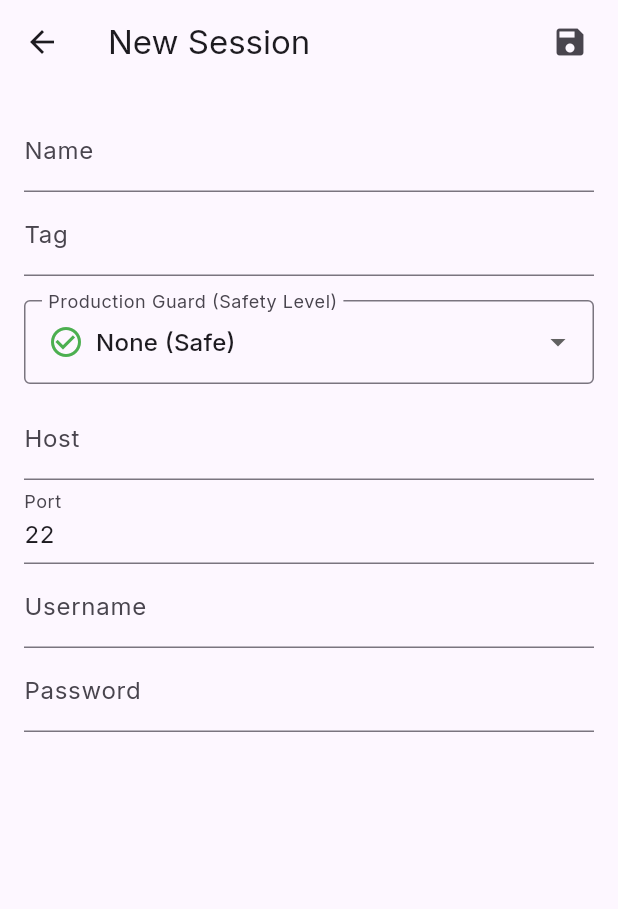
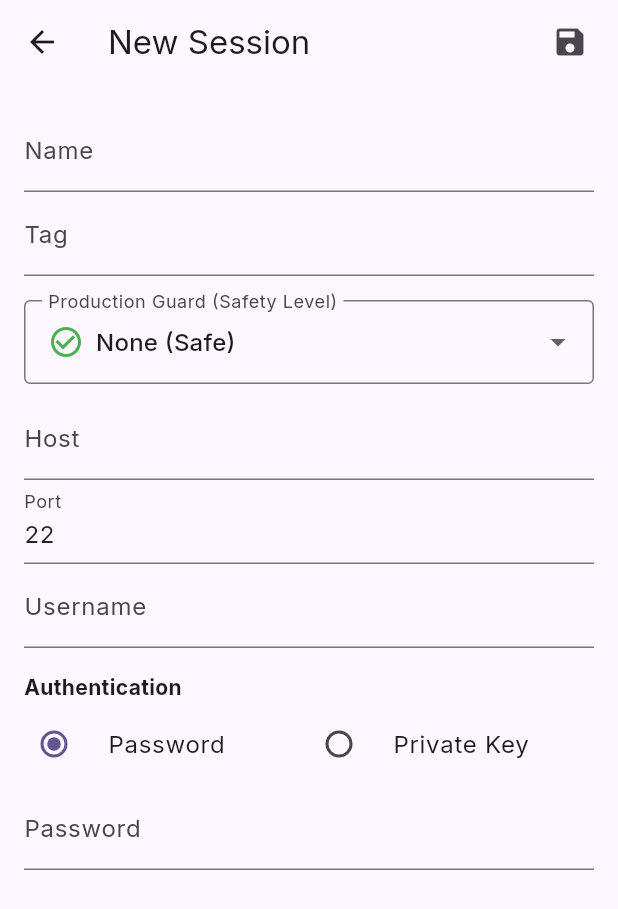
Before and after one commit to parkjangwon/anter, a Flutter app: the SessionEditorScreen screen opened directly, on a phone screen of 412 x 824 dp. Shown: the top 909 px of the screen. Run offline on Flutter 3.47's test engine with Material 3 defaults, Android fonts, the light colour scheme and no system bars; our stand-ins replace drift, file_picker, flutter_highlight, flutter_riverpod, google_fonts, google_generative_ai and 4 more; missing offline and left inert: charset_converter, dartssh2, flutter_pty, highlight, window_manager, xterm; accounts and stored records are empty; generated files the repository leaves out were written again.

Commit message:
feat: 세션 편집기 개인 키 인증 옵션

```diff
--- a/lib/src/features/session/presentation/session_editor_screen.dart
+++ b/lib/src/features/session/presentation/session_editor_screen.dart
@@ -25,6 +25,10 @@ class _SessionEditorScreenState extends ConsumerState<SessionEditorScreen> {
   final _portController = TextEditingController(text: '22');
   final _usernameController = TextEditingController();
   final _passwordController = TextEditingController();
+  final _passphraseController = TextEditingController();
+
+  String? _privateKeyPath;
+  bool _usePemKey = false;
   int _safetyLevel = 0;
 
   @override
@@ -37,7 +41,13 @@ class _SessionEditorScreenState extends ConsumerState<SessionEditorScreen> {
       _portController.text = widget.session!.port.toString();
       _usernameController.text = widget.session!.username;
       _passwordController.text = widget.session!.password ?? '';
+      _privateKeyPath = widget.session!.privateKeyPath;
+      _passphraseController.text = widget.session!.passphrase ?? '';
       _safetyLevel = widget.session!.safetyLevel;
+
+      if (_privateKeyPath != null && _privateKeyPath!.isNotEmpty) {
+        _usePemKey = true;
+      }
     }
   }
 
@@ -49,11 +59,33 @@ class _SessionEditorScreenState extends ConsumerState<SessionEditorScreen> {
     _portController.dispose();
     _usernameController.dispose();
     _passwordController.dispose();
+    _passphraseController.dispose();
     super.dispose();
+  }
+
+  Future<void> _pickPrivateKey() async {
+    FilePickerResult? result = await FilePicker.platform.pickFiles();
+
+    if (result != null) {
+      setState(() {
+        _privateKeyPath = result.files.single.path;
+      });
+    }
   }
 
   void _saveSession() async {
     if (_formKey.currentState!.validate()) {
+      // Validate that at least one auth method is provided
+      if (_usePemKey) {
+        if (_privateKeyPath == null || _privateKeyPath!.isEmpty) {
+          ScaffoldMessenger.of(context).showSnackBar(
+            const SnackBar(content: Text('Please select a private key file')),
+          );
+          return;
+        }
+      }
+      // Password validation is optional (could be empty password)
+
       final session = SessionsCompanion(
         id: widget.session == null
             ? const drift.Value.absent()
@@ -66,7 +98,15 @@ class _SessionEditorScreenState extends ConsumerState<SessionEditorScreen> {
         port: drift.Value(int.parse(_portController.text)),
         username: drift.Value(_usernameController.text),
         password: drift.Value(
-          _passwordController.text.isEmpty ? null : _passwordController.text,
+          !_usePemKey && _passwordController.text.isNotEmpty
+              ? _passwordController.text
+              : null,
+        ),
+        privateKeyPath: drift.Value(_usePemKey ? _privateKeyPath : null),
+        passphrase: drift.Value(
+          _usePemKey && _passphraseController.text.isNotEmpty
+              ? _passphraseController.text
+              : null,
         ),
         safetyLevel: drift.Value(_safetyLevel),
       );
@@ -195,11 +235,88 @@ class _SessionEditorScreenState extends ConsumerState<SessionEditorScreen> {
                 validator: (value) =>
                     value?.isEmpty ?? true ? 'Please enter a username' : null,
               ),
-              TextFormField(
-                controller: _passwordController,
-                decoration: const InputDecoration(labelText: 'Password'),
-                obscureText: true,
+              const SizedBox(height: 16),
+              const Text(
+                'Authentication',
+                style: TextStyle(fontWeight: FontWeight.bold),
               ),
+              Row(
+                children: [
+                  Expanded(
+                    child: RadioListTile<bool>(
+                      title: const Text('Password'),
+                      value: false,
+                      groupValue: _usePemKey,
+                      onChanged: (value) {
+                        setState(() {
+                          _usePemKey = value!;
+                        });
+                      },
+                      contentPadding: EdgeInsets.zero,
+                    ),
+                  ),
+                  Expanded(
+                    child: RadioListTile<bool>(
+                      title: const Text('Private Key'),
+                      value: true,
+                      groupValue: _usePemKey,
+                      onChanged: (value) {
+                        setState(() {
+                          _usePemKey = value!;
+                        });
+                      },
+                      contentPadding: EdgeInsets.zero,
+                    ),
+                  ),
+                ],
+              ),
+              if (!_usePemKey)
+                TextFormField(
+                  controller: _passwordController,
+                  decoration: const InputDecoration(labelText: 'Password'),
+                  obscureText: true,
+                )
+              else ...[
+                const SizedBox(height: 8),
+                InkWell(
+                  onTap: _pickPrivateKey,
+                  child: InputDecorator(
+                    decoration: const InputDecoration(
+                      labelText: 'Private Key Path',
+                      border: OutlineInputBorder(),
+                      suffixIcon: Icon(Icons.folder_open),
+                    ),
+                    child: Text(
+                      _privateKeyPath ?? 'Select a file...',
+                      style: TextStyle(
+                        color: _privateKeyPath == null ? Colors.grey : null,
+                      ),
+                      maxLines: 1,
+                      overflow: TextOverflow.ellipsis,
+                    ),
+                  ),
+                ),
+                if (_privateKeyPath == null)
+                  Padding(
+                    padding: const EdgeInsets.only(top: 4, left: 12),
+                    child: Text(
+                      'Required',
+                      style: TextStyle(
+                        color: Theme.of(context).colorScheme.error,
+                        fontSize: 12,
+                      ),
+                    ),
+                  ),
+                const SizedBox(height: 8),
+                TextFormField(
+                  controller: _passphraseController,
+                  decoration: const InputDecoration(
+                    labelText: 'Passphrase (Optional)',
+                    helperText: 'Leave empty if the key is not encrypted',
+                  ),
+                  obscureText: true,
+                ),
+              ],
             ],
           ),
         ),
```
